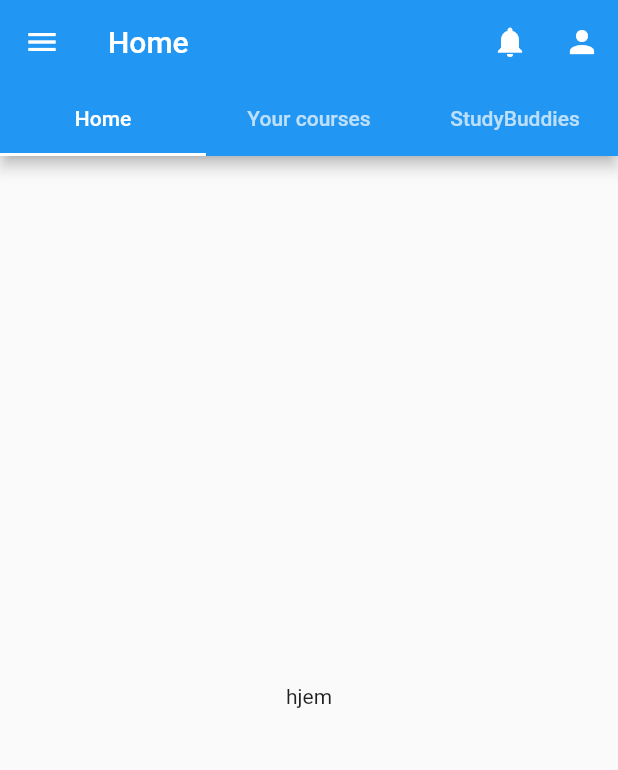
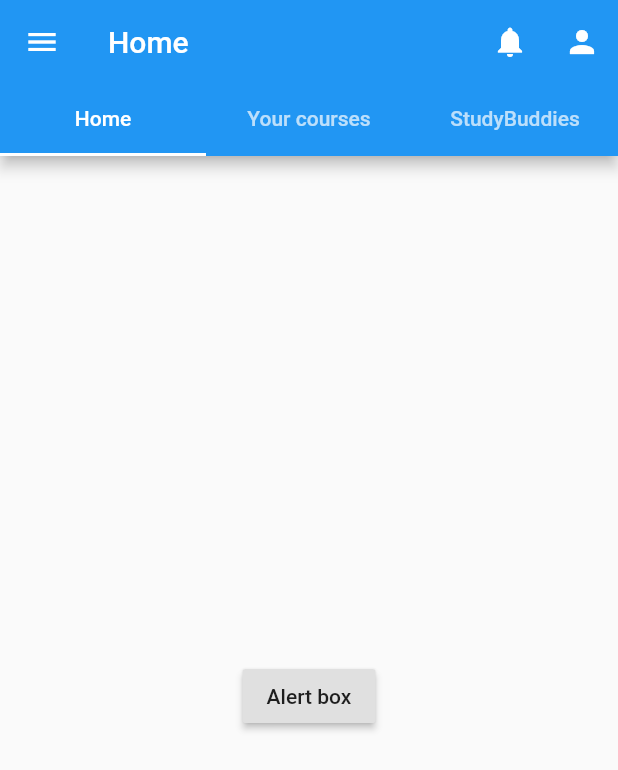
Before and after one commit to GeekFreakInk/Project-Alpha, a Flutter app: the screen it shows after launch, on a phone screen of 412 x 824 dp. Shown: the top 770 px of the screen. Run offline on Flutter 3.47's test engine with Material 2 defaults, Android fonts, the phone set to English and light mode, and no system bars; our stand-ins replace cloud_firestore, firebase_auth, firebase_messaging, geolocator, google_sign_in and 2 more; missing offline and left inert: dart:ffi; accounts and stored records are empty.

Commit message:
added cloud message notification support

```diff
--- a/lib/screens/home/containers/home.dart
+++ b/lib/screens/home/containers/home.dart
@@ -1,12 +1,72 @@
+import 'dart:async';
+import 'package:firebase_messaging/firebase_messaging.dart';
+import 'package:cloud_firestore/cloud_firestore.dart';
 import 'package:flutter/cupertino.dart';
 import 'package:flutter/material.dart';
+import 'dart:io' show Platform;
 
-class Home extends StatelessWidget{
+import 'package:rflutter_alert/rflutter_alert.dart';
 
+class Home extends StatefulWidget{
+
+  @override
+  _HomeState createState() => new _HomeState();
+
+}
+
+
+class _HomeState extends State<Home>{
+  /* PUSH NOTIFICATIONS*/
+  final Firestore _db = Firestore.instance;
+  final FirebaseMessaging _fcm = FirebaseMessaging();
+  StreamSubscription iosSubscription;
+  @override
+  void initState(){
+    super.initState();
+    if(Platform.isIOS){{
+      iosSubscription = _fcm.onIosSettingsRegistered.listen((data){
+        //Save the token OR subscribe to a topic here
+      });
+      _fcm.requestNotificationPermissions(IosNotificationSettings());
+
+    }
+    _fcm.configure(
+      onMessage: (Map<String, dynamic> message)async{
+        print("onMessage: $message");
+        showDialog(
+          context: context,
+          builder: (context) => AlertDialog(
+            content: ListTile(
+              title: Text(message['notification']['title']),
+              subtitle: Text(message['notification']['body']),
+            ),
+            actions: <Widget>[
+              FlatButton(child: Text("Ok"), onPressed: ()=> Navigator.of(context).pop(),),
+            ],
+          ),
+        );
+      },
+      onLaunch: (Map<String, dynamic> message) async{
+        print("onLaunch:  $message");
+        //TODO
+      },
+      onResume: (Map<String, dynamic> message) async{
+        print("onResume: $message");
+        //TODO
+      }
+      );
+    }
+  }
   @override
   Widget build(BuildContext context) {
     return Center(
-        child: Text("hjem"),
-      );
+      //https://www.youtube.com/watch?v=7iO2WqaA6oM --> Alert Dialogs
+      child: RaisedButton(child: Text("Alert box"), onPressed: ()=> Alert(context: context, title: "rflutter_alert",
+      desc: "This is a description",
+      buttons: [
+        DialogButton(child: Text("subscribe: finnish_profile"), onPressed:() =>  _fcm.subscribeToTopic('finnish_profile')),
+        DialogButton(child: Text("unsubscribe: finnish_profile"), onPressed: ()=> _fcm.unsubscribeFromTopic('finnish_profile')),
+      ]).show()),
+    );
   }
 }
```
Also changed, not shown: pubspec.yaml (+8 -1 lines), pubspec.lock, 1 other file.
